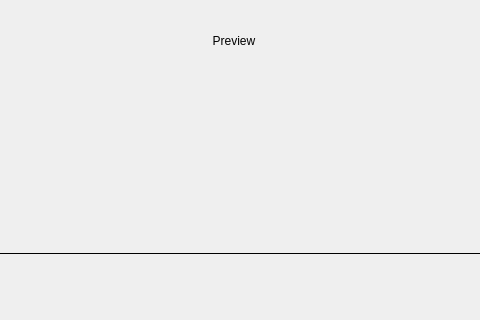
kazimierczak-robert/LeonCam, file LeonCam/NewPhoto.ui: the form before one commit; both pictures show x 165 to 645 and y 280 to 600 of the 800 by 600 pixel window.
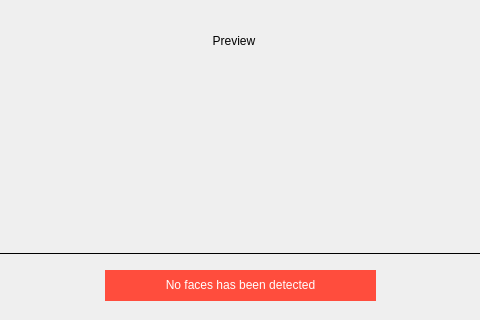
The form after the commit. Icons and pictures are not drawn.

```diff
--- a/LeonCam/NewPhoto.ui
+++ b/LeonCam/NewPhoto.ui
@@ -315,6 +315,23 @@
     <bool>true</bool>
    </property>
   </widget>
+  <widget class="QLabel" name="LWarning">
+   <property name="geometry">
+    <rect>
+     <x>270</x>
+     <y>550</y>
+     <width>271</width>
+     <height>31</height>
+    </rect>
+   </property>
+   <property name="styleSheet">
+    <string notr="true">color: rgb(255, 255, 255);
+background-color: rgb(255, 77, 61);</string>
+   </property>
+   <property name="text">
+    <string>&lt;html&gt;&lt;head/&gt;&lt;body&gt;&lt;p align=&quot;center&quot;&gt;No faces has been detected&lt;/p&gt;&lt;/body&gt;&lt;/html&gt;</string>
+   </property>
+  </widget>
  </widget>
  <layoutdefault spacing="6" margin="11"/>
  <resources>
```
